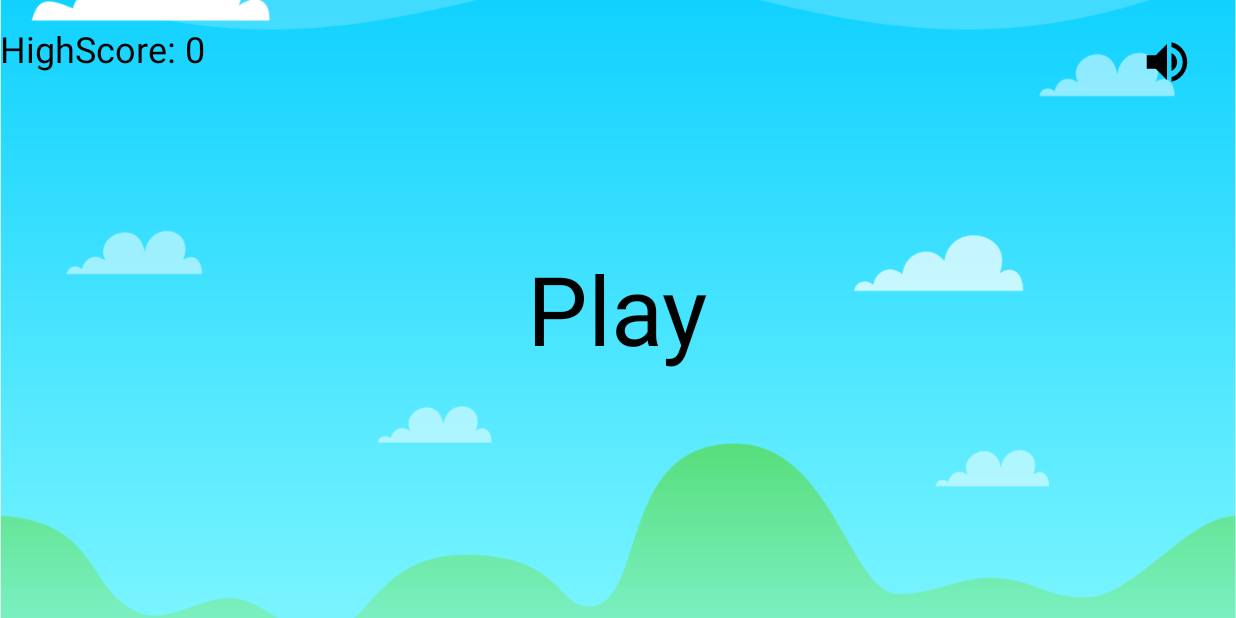
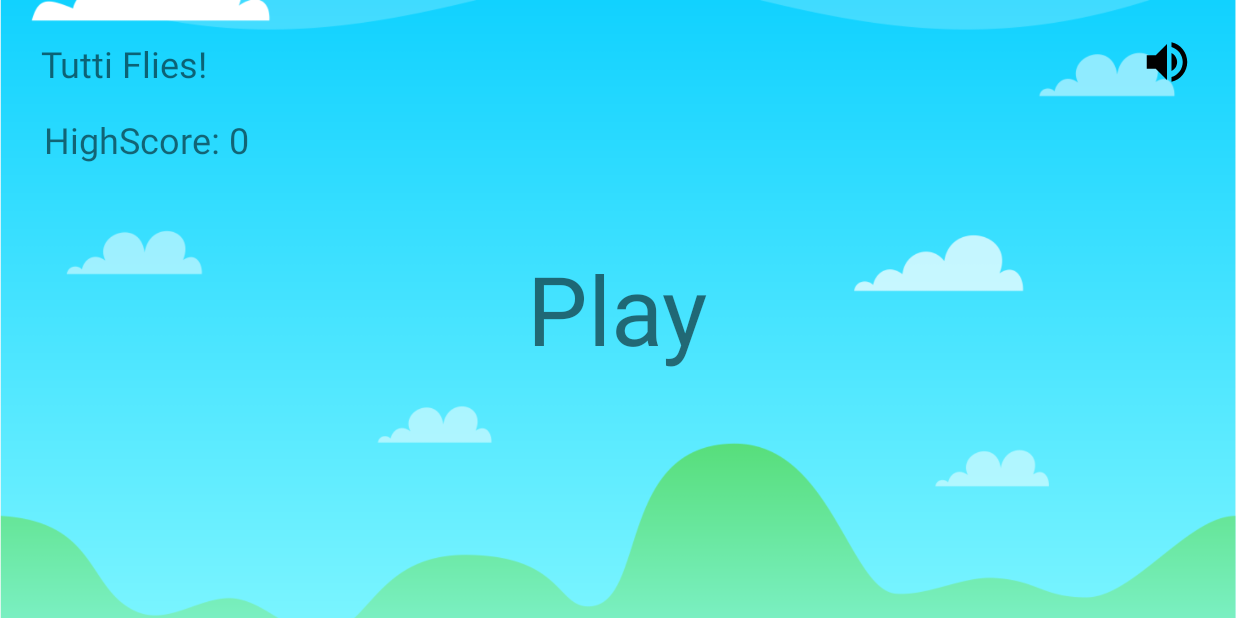
Before and after one commit to Garvit174/tutti-flies, an Android app: the screen it shows after launch (MainActivity), on a phone screen of 824 x 412 dp (held sideways). Run offline under Robolectric (Android 15) with nearby library versions, the phone set to English and light mode, and no system bars.

Commit message:
add textview in start up screen

```diff
--- a/app/src/main/java/com/main/tuttigame2/GameView.java
+++ b/app/src/main/java/com/main/tuttigame2/GameView.java
@@ -441,7 +441,7 @@ public class GameView extends SurfaceView implements Runnable {
             for (Bird bird : birds)
                 canvas.drawBitmap(bird.getBird(), bird.x, bird.y, null);
 
-            canvas.drawText("score" + score, 30, screenHeight/6, paint);
+            canvas.drawText(" " + score, 30, screenHeight/6, paint);
             canvas.drawBitmap(image, x, y, null);
 
             getHolder().unlockCanvasAndPost(canvas);
--- a/app/src/main/res/layout/activity_main.xml
+++ b/app/src/main/res/layout/activity_main.xml
@@ -6,33 +6,32 @@
     android:layout_height="match_parent"
     tools:context=".MainActivity">
 
-    <ImageView
+        <ImageView
         android:layout_width="match_parent"
         android:layout_height="match_parent"
         android:scaleType="centerCrop"
         android:src="@drawable/background" />
 
     <TextView
+        android:id="@+id/play"
         android:layout_width="wrap_content"
         android:layout_height="wrap_content"
+        android:layout_centerInParent="true"
+        android:layout_centerHorizontal="true"
         android:text="Play"
-        android:textSize="64sp"
-        android:layout_centerInParent="true"
-        android:textColor="#000000"
-        android:id="@+id/play"/>
+        android:textSize="64sp" />
 
     <TextView
         android:id="@+id/highScoreTxt"
         android:layout_width="wrap_content"
         android:layout_height="wrap_content"
+        android:layout_below="@+id/textView10"
         android:layout_alignParentStart="true"
         android:layout_alignParentLeft="true"
-        android:layout_alignParentTop="true"
-        android:layout_marginStart="0dp"
-        android:layout_marginLeft="0dp"
-        android:layout_marginTop="16dp"
+        android:layout_marginStart="29dp"
+        android:layout_marginLeft="29dp"
+        android:layout_marginTop="18dp"
         android:text="High Score"
-        android:textColor="#000000"
         android:textSize="24sp" />
 
     <ImageView
@@ -49,4 +48,17 @@
         android:layout_marginRight="28dp"
         android:src="@drawable/ic_volume_up_black_24dp" />
 
+    <TextView
+        android:id="@+id/textView10"
+        android:layout_width="wrap_content"
+        android:layout_height="wrap_content"
+        android:layout_alignParentStart="true"
+        android:layout_alignParentLeft="true"
+        android:layout_alignParentTop="true"
+        android:layout_marginStart="27dp"
+        android:layout_marginLeft="27dp"
+        android:layout_marginTop="26dp"
+        android:text="Tutti Flies!"
+        android:textSize="24sp" />
+
 </RelativeLayout>
```
